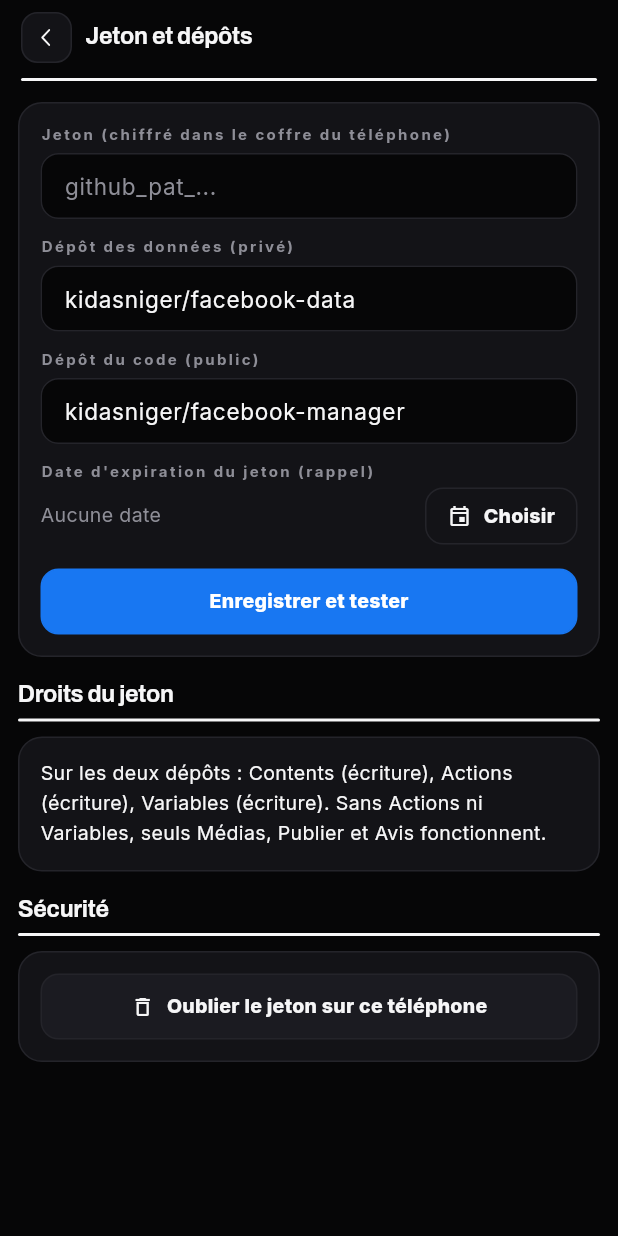
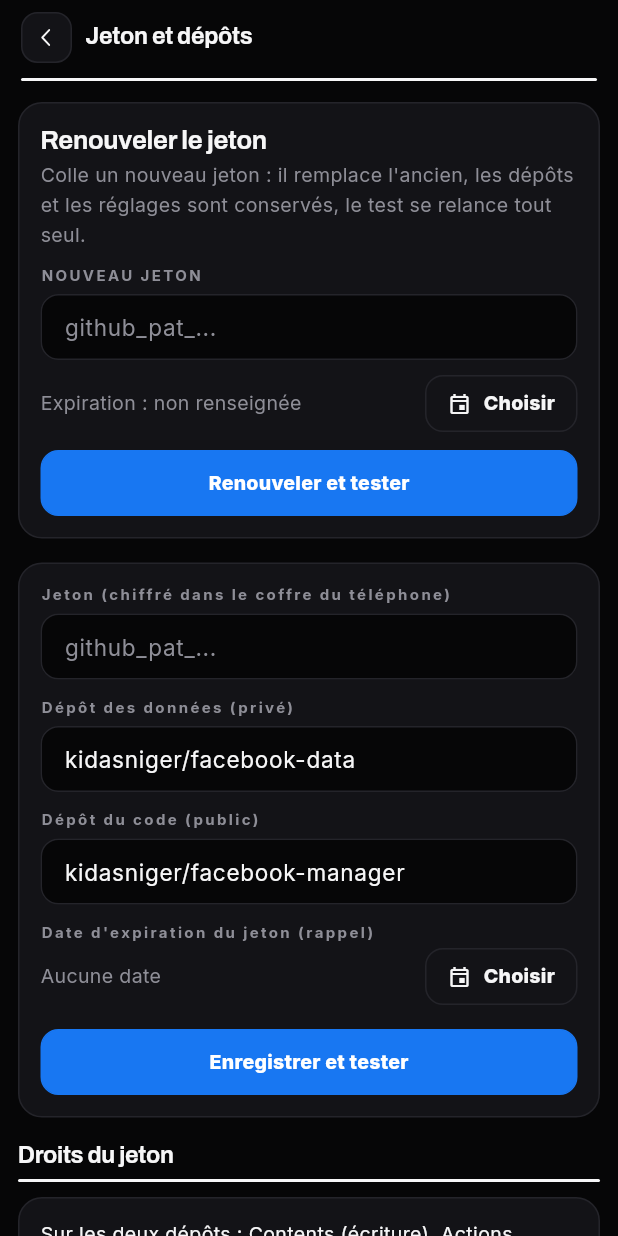
Before and after one commit to kidasniger/kidas-controle, a Flutter app: the ConnexionPage widget shown alone on an empty page, opened directly, on a phone screen of 412 x 824 dp. Run offline on Flutter 3.47's test engine with Material 3 defaults, Android fonts, the phone set to English and light mode, and no system bars; our stand-ins replace file_picker, flutter_local_notifications, flutter_secure_storage, local_auth; accounts and stored records are empty; network calls fail.

Commit message:
Renouveler le jeton en un tap (ma liste 8) dans Connexion : carte en tête — colle le nouveau jeton, date d'expiration actualisable, bouton Renouveler et tester — le jeton seul est remplacé, dépôts et réglages conservés, les 3 tests de droits (factorisés dans _tests) se relancent automatiquement avec résultat OK ou Échec, toast d'état, journal ; le formulaire complet garde Enregistrer et tester

```diff
--- a/lib/screens/settings.dart
+++ b/lib/screens/settings.dart
@@ -579,6 +579,7 @@ class ConnexionPage extends StatefulWidget {
 
 class _ConnexionPageState extends State<ConnexionPage> {
   late final TextEditingController _tok = TextEditingController(text: Api.tok);
+  late final TextEditingController _nouveau = TextEditingController();
   late final TextEditingController _dr = TextEditingController(text: Api.data);
   late final TextEditingController _mr = TextEditingController(text: Api.mgr);
   String _expiry = Api.exp;
@@ -587,6 +588,7 @@ class _ConnexionPageState extends State<ConnexionPage> {
   @override
   void dispose() {
     _tok.dispose();
+    _nouveau.dispose();
     _dr.dispose();
     _mr.dispose();
     super.dispose();
@@ -652,6 +654,20 @@ class _ConnexionPageState extends State<ConnexionPage> {
     } else {
       await Store.set('cfg_exp', _expiry);
     }
+    await _tests();
+    if (!mounted) return;
+    final echecs = _checks.where((o) => o['msg']!.isNotEmpty).length;
+    kToast(
+      context,
+      echecs == 0
+          ? 'Connexion enregistrée et testée.'
+          : 'Enregistré, mais $echecs test(s) en échec — détail en haut de page.',
+      bad: echecs > 0,
+    );
+  }
+
+  /* les 3 tests de droits, partagés entre enregistrement et renouvellement */
+  Future<void> _tests() async {
     final names = [
       'Données : lecture (${Api.data})',
       'Actions : lecture (${Api.mgr})',
@@ -681,6 +697,36 @@ class _ConnexionPageState extends State<ConnexionPage> {
     );
   }
 
+  /* ---------- renouvellement du jeton en un tap ---------- */
+
+  Future<void> _renouvelle() async {
+    Fx.tick();
+    final t = _nouveau.text.trim();
+    if (t.isEmpty) throw Exception('Colle le nouveau jeton.');
+    Api.tok = t;
+    _tok.text = t;
+    Api.exp = _expiry;
+    Api.resetCache();
+    await Store.set('gh_token', Api.tok);
+    if (_expiry.isEmpty) {
+      await Store.del('cfg_exp');
+    } else {
+      await Store.set('cfg_exp', _expiry);
+    }
+    await _tests();
+    await Journal.ajoute('app', 'Jeton GitHub renouvelé');
+    if (!mounted) return;
+    setState(() => _nouveau.clear());
+    final echecs = _checks.where((o) => o['msg']!.isNotEmpty).length;
+    kToast(
+      context,
+      echecs == 0
+          ? 'Nouveau jeton opérationnel — dépôts et réglages conservés.'
+          : 'Jeton remplacé, mais $echecs test(s) en échec — détail en haut de page.',
+      bad: echecs > 0,
+    );
+  }
+
   @override
   Widget build(BuildContext context) {
     final c = context.p;
@@ -689,6 +735,89 @@ class _ConnexionPageState extends State<ConnexionPage> {
       child: ListView(
         padding: const EdgeInsets.fromLTRB(12, 14, 12, 40),
         children: [
+          KCard(
+            child: Column(
+              crossAxisAlignment: CrossAxisAlignment.start,
+              children: [
+                Text(
+                  'Renouveler le jeton',
+                  style: T.title(c).copyWith(fontSize: 17),
+                ),
+                const SizedBox(height: 4),
+                Text(
+                  "Colle un nouveau jeton : il remplace l'ancien, les dépôts et "
+                  'les réglages sont conservés, le test se relance tout seul.',
+                  style: T.body(c).copyWith(color: c.muted, fontSize: 13),
+                ),
+                const SizedBox(height: 10),
+                Text('NOUVEAU JETON', style: T.micro(c)),
+                const SizedBox(height: 6),
+                KEdit(
+                  controller: _nouveau,
+                  hint: 'github_pat_...',
+                  obscure: true,
+                ),
+                const SizedBox(height: 10),
+                Row(
+                  children: [
+                    Expanded(
+                      child: Text(
+                        _expiry.isEmpty
+                            ? 'Expiration : non renseignée'
+                            : 'Expiration : $_expiry',
+                        style: _expiry.isEmpty
+                            ? T.body(c).copyWith(color: c.muted)
+                            : T.body(c),
+                      ),
+                    ),
+                    ActionBtn(
+                      'Choisir',
+                      height: 38,
+                      variant: KBtnVariant.ghost,
+                      icon: Icons.event_outlined,
+                      job: _pickDate,
+                    ),
+                  ],
+                ),
+                if (_expiry.isNotEmpty) ...[
+                  const SizedBox(height: 8),
+                  _chipExp(c),
+                ],
+                const SizedBox(height: 12),
+                SizedBox(
+                  width: double.infinity,
+                  child: ActionBtn('Renouveler et tester', job: _renouvelle),
+                ),
+                if (_checks.isNotEmpty) ...[
+                  const SizedBox(height: 10),
+                  for (final o in _checks)
+                    Padding(
+                      padding: const EdgeInsets.symmetric(vertical: 6),
+                      child: Row(
+                        children: [
+                          Expanded(
+                            child: Column(
+                              crossAxisAlignment: CrossAxisAlignment.start,
+                              children: [
+                                Text(o['name']!, style: T.body(c)),
+                                if (o['msg']!.isNotEmpty)
+                                  Text(o['msg']!, style: T.caption(c)),
+                              ],
+                            ),
+                          ),
+                          const SizedBox(width: 8),
+                          StatusChip(
+                            o['msg']!.isEmpty ? 'OK' : 'Échec',
+                            kind: o['msg']!.isEmpty ? 1 : 3,
+                          ),
+                        ],
+                      ),
+                    ),
+                ],
+              ],
+            ),
+          ),
+          const SizedBox(height: 16),
           KCard(
             child: Column(
               crossAxisAlignment: CrossAxisAlignment.start,
@@ -742,32 +871,6 @@ class _ConnexionPageState extends State<ConnexionPage> {
                   width: double.infinity,
                   child: ActionBtn('Enregistrer et tester', job: _save),
                 ),
-                if (_checks.isNotEmpty) ...[
-                  const SizedBox(height: 10),
-                  for (final o in _checks)
-                    Padding(
-                      padding: const EdgeInsets.symmetric(vertical: 6),
-                      child: Row(
-                        children: [
-                          Expanded(
-                            child: Column(
-                              crossAxisAlignment: CrossAxisAlignment.start,
-                              children: [
-                                Text(o['name']!, style: T.body(c)),
-                                if (o['msg']!.isNotEmpty)
-                                  Text(o['msg']!, style: T.caption(c)),
-                              ],
-                            ),
-                          ),
-                          const SizedBox(width: 8),
-                          StatusChip(
-                            o['msg']!.isEmpty ? 'OK' : 'Échec',
-                            kind: o['msg']!.isEmpty ? 1 : 3,
-                          ),
-                        ],
-                      ),
-                    ),
-                ],
               ],
             ),
           ),
```
